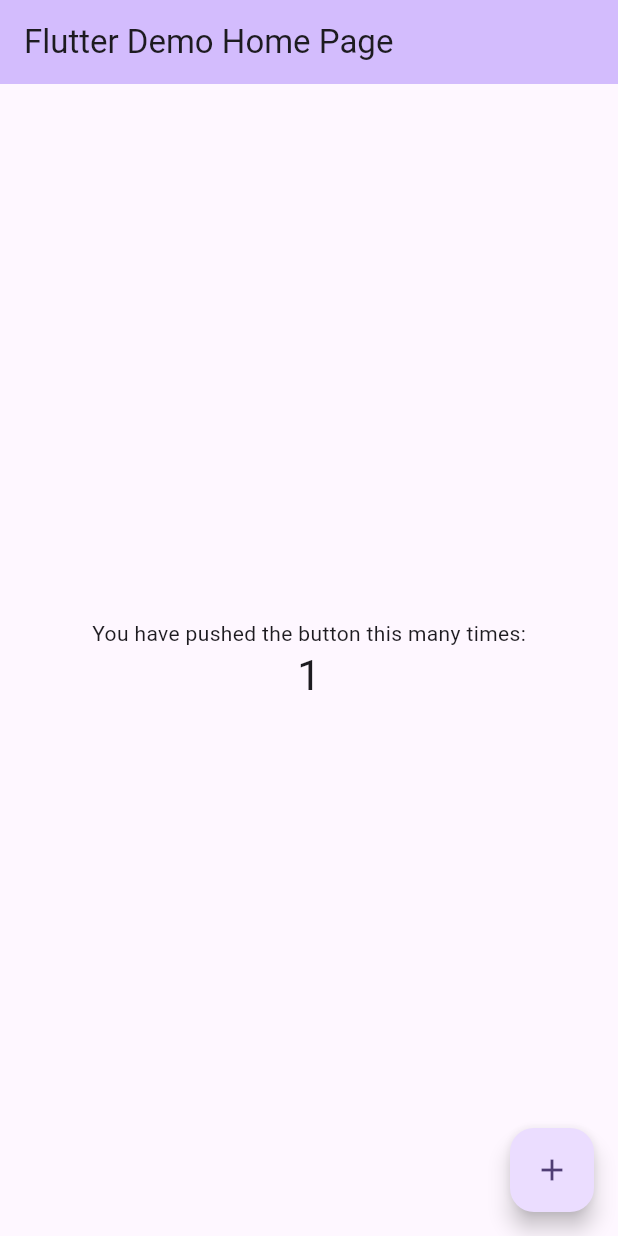
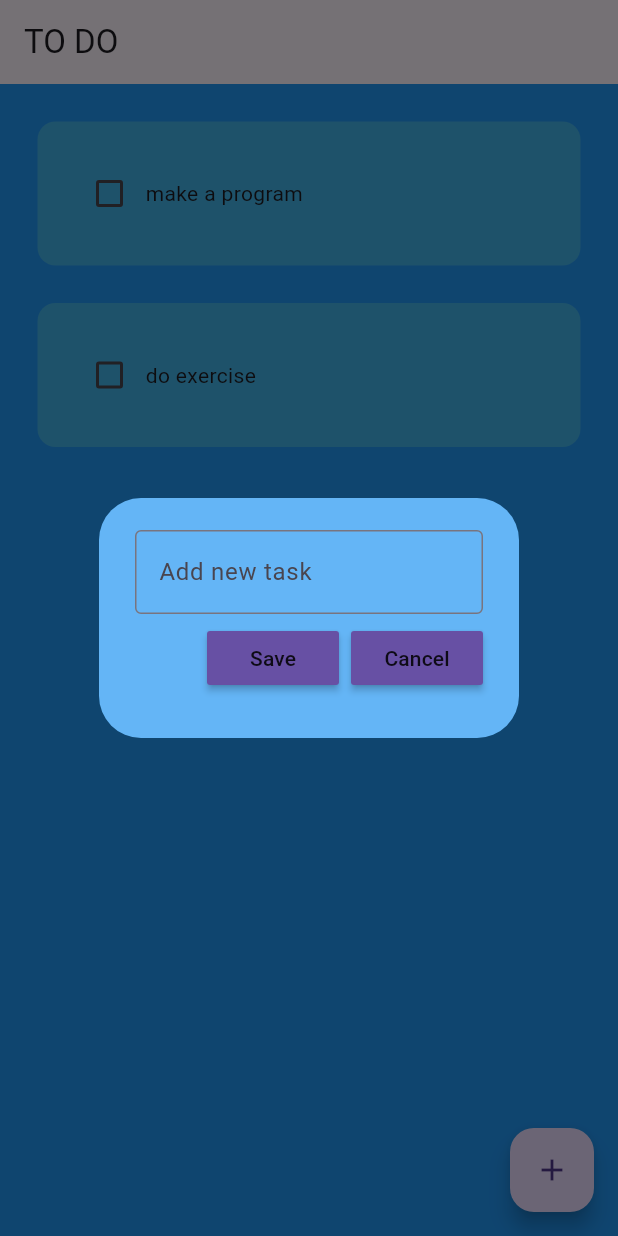
Before and after one commit to dev-prashant-kumar/to-do-list, a Flutter app: the screen it shows after launch, after a tap on the "add" icon, on a phone screen of 412 x 824 dp. Run offline on Flutter 3.47's test engine with Material 3 defaults, Android fonts, the phone set to English and light mode, and no system bars; drawn by our look-alikes of flutter_slidable.

Commit message:
added create & delete function & button

```diff
--- a/lib/main.dart
+++ b/lib/main.dart
@@ -1,4 +1,5 @@
 import 'package:flutter/material.dart';
+import 'package:to_do_app/pages/home_page.dart';
 
 void main() {
   runApp(const MyApp());
@@ -7,116 +8,12 @@ void main() {
 class MyApp extends StatelessWidget {
   const MyApp({super.key});
 
-  // This widget is the root of your application.
   @override
   Widget build(BuildContext context) {
     return MaterialApp(
-      title: 'Flutter Demo',
-      theme: ThemeData(
-        // This is the theme of your application.
-        //
-        // TRY THIS: Try running your application with "flutter run". You'll see
-        // the application has a purple toolbar. Then, without quitting the app,
-        // try changing the seedColor in the colorScheme below to Colors.green
-        // and then invoke "hot reload" (save your changes or press the "hot
-        // reload" button in a Flutter-supported IDE, or press "r" if you used
-        // the command line to start the app).
-        //
-        // Notice that the counter didn't reset back to zero; the application
-        // state is not lost during the reload. To reset the state, use hot
-        // restart instead.
-        //
-        // This works for code too, not just values: Most code changes can be
-        // tested with just a hot reload.
-        colorScheme: ColorScheme.fromSeed(seedColor: Colors.deepPurple),
-      ),
-      home: const MyHomePage(title: 'Flutter Demo Home Page'),
+      debugShowCheckedModeBanner: false,
+      theme: ThemeData(primarySwatch: Colors.blue),
+      home: const HomePage(),
     );
   }
 }
-
-class MyHomePage extends StatefulWidget {
-  const MyHomePage({super.key, required this.title});
-
-  // This widget is the home page of your application. It is stateful, meaning
-  // that it has a State object (defined below) that contains fields that affect
-  // how it looks.
-
-  // This class is the configuration for the state. It holds the values (in this
-  // case the title) provided by the parent (in this case the App widget) and
-  // used by the build method of the State. Fields in a Widget subclass are
-  // always marked "final".
-
-  final String title;
-
-  @override
-  State<MyHomePage> createState() => _MyHomePageState();
-}
-
-class _MyHomePageState extends State<MyHomePage> {
-  int _counter = 0;
-
-  void _incrementCounter() {
-    setState(() {
-      // This call to setState tells the Flutter framework that something has
-      // changed in this State, which causes it to rerun the build method below
-      // so that the display can reflect the updated values. If we changed
-      // _counter without calling setState(), then the build method would not be
-      // called again, and so nothing would appear to happen.
-      _counter++;
-    });
-  }
-
-  @override
-  Widget build(BuildContext context) {
-    // This method is rerun every time setState is called, for instance as done
-    // by the _incrementCounter method above.
-    //
-    // The Flutter framework has been optimized to make rerunning build methods
-    // fast, so that you can just rebuild anything that needs updating rather
-    // than having to individually change instances of widgets.
-    return Scaffold(
-      appBar: AppBar(
-        // TRY THIS: Try changing the color here to a specific color (to
-        // Colors.amber, perhaps?) and trigger a hot reload to see the AppBar
-        // change color while the other colors stay the same.
-        backgroundColor: Theme.of(context).colorScheme.inversePrimary,
-        // Here we take the value from the MyHomePage object that was created by
-        // the App.build method, and use it to set our appbar title.
-        title: Text(widget.title),
-      ),
-      body: Center(
-        // Center is a layout widget. It takes a single child and positions it
-        // in the middle of the parent.
-        child: Column(
-          // Column is also a layout widget. It takes a list of children and
-          // arranges them vertically. By default, it sizes itself to fit its
-          // children horizontally, and tries to be as tall as its parent.
-          //
-          // Column has various properties to control how it sizes itself and
-          // how it positions its children. Here we use mainAxisAlignment to
-          // center the children vertically; the main axis here is the vertical
-          // axis because Columns are vertical (the cross axis would be
-          // horizontal).
-          //
-          // TRY THIS: Invoke "debug painting" (choose the "Toggle Debug Paint"
-          // action in the IDE, or press "p" in the console), to see the
-          // wireframe for each widget.
-          mainAxisAlignment: MainAxisAlignment.center,
-          children: <Widget>[
-            const Text('You have pushed the button this many times:'),
-            Text(
-              '$_counter',
-              style: Theme.of(context).textTheme.headlineMedium,
-            ),
-          ],
-        ),
-      ),
-      floatingActionButton: FloatingActionButton(
-        onPressed: _incrementCounter,
-        tooltip: 'Increment',
-        child: const Icon(Icons.add),
-      ), // This trailing comma makes auto-formatting nicer for build methods.
-    );
-  }
-}
--- /dev/null
+++ b/lib/pages/home_page.dart
@@ -0,0 +1,84 @@
+import 'package:flutter/material.dart';
+import 'package:to_do_app/utill/dialog.dart';
+import '../utill/todo_tile.dart';
+
+
+class HomePage extends StatefulWidget {
+  const HomePage({super.key});
+
+  @override
+  State<HomePage> createState() => _HomePageState();
+
+}
+class _HomePageState extends State<HomePage>{
+
+  final _controller = TextEditingController();
+
+  List todoList=[
+    ["make a program",false],
+    ["do exercise",false],
+  ];
+
+  void checkBoxChanged(bool? value, int index){
+    setState(() {
+      todoList[index][1]= !todoList[index][1];
+    });
+  }
+
+  void saveNewTask(){
+    setState(() {
+      todoList.add([_controller.text, false]);
+      _controller.clear();
+    });
+    Navigator.of(context).pop();
+  }
+
+  //create new task
+  void createNewTask(){
+    showDialog(
+      context: context,
+      builder: (context){
+        return DialogBox(
+          controller: _controller,
+          onSave: saveNewTask,
+          onCancel: () => Navigator.of(context).pop(),
+
+        );
+        },
+    );
+  }
+
+  //delete task
+  void deleteTask(int index){
+   setState(() {
+     todoList.removeAt(index);
+   });
+  }
+
+
+  @override
+  Widget build(BuildContext context){
+    return Scaffold (
+      backgroundColor: Colors.blue,
+      appBar: AppBar(
+        title: Text("TO DO"),
+        elevation: 0,
+
+      ),
+      floatingActionButton: FloatingActionButton(onPressed: createNewTask,
+      child: Icon(Icons.add),
+      ),
+      body: ListView.builder(
+        itemCount: todoList.length,
+        itemBuilder: (context,index){
+          return TodoTile(
+            taskName: todoList[index][0],
+              taskCompleted: todoList[index][1],
+              onChanged: (value)=> checkBoxChanged(value, index),
+              deleteFunction : (context) => deleteTask,
+              );
+        }
+      ),
+    );
+  }
+}
--- /dev/null
+++ b/lib/utill/buttons.dart
@@ -0,0 +1,21 @@
+import 'package:flutter/material.dart';
+
+
+class Buttons extends StatelessWidget {
+  final String text;
+  VoidCallback onPressed;
+  Buttons ({
+    super.key,
+    required this.text,
+    required this.onPressed,
+    });
+
+  @override
+  Widget build(BuildContext context) {
+    return MaterialButton(
+      onPressed: onPressed,
+      color: Theme.of(context).primaryColor,
+      child: Text(text),
+    );
+  }
+}
--- /dev/null
+++ b/lib/utill/dialog.dart
@@ -0,0 +1,47 @@
+import 'package:flutter/material.dart';
+import 'package:to_do_app/utill/buttons.dart';
+
+class DialogBox extends StatelessWidget {
+  final controller;
+  VoidCallback onSave;
+  VoidCallback onCancel;
+
+   DialogBox({
+    super.key,
+    required this.controller,
+    required this.onSave,
+    required this.onCancel,
+    });
+
+  @override
+  Widget build(BuildContext context) {
+    return AlertDialog(
+      backgroundColor: Colors.blue[300],
+      content: Container(
+        height: 120,
+        child: Column(
+          mainAxisAlignment: MainAxisAlignment.spaceEvenly,
+          children: [
+            TextField(
+              controller: controller,
+              decoration: InputDecoration(
+                border: OutlineInputBorder(),
+                hintText: "Add new task",
+              ),
+            ),
+
+            Row(
+              mainAxisAlignment: MainAxisAlignment.end,
+              children: [
+                Buttons(text: "Save", onPressed: (){},),
+                const SizedBox(width: 8,),
+                Buttons(text: "Cancel", onPressed: (){},),
+              ],
+            ),
+
+          ],
+        ),
+      ),
+    );
+  }
+}
--- /dev/null
+++ b/lib/utill/todo_tile.dart
@@ -0,0 +1,62 @@
+//
+
+import 'package:flutter/material.dart';
+import 'package:flutter_slidable/flutter_slidable.dart';
+
+class TodoTile extends StatelessWidget {
+  final String taskName;
+  final bool taskCompleted;
+  Function(bool?)? onChanged;
+  Function(BuildContext)? deleteFunction;
+
+  TodoTile({
+    super.key,
+    required this.taskName,
+    required this.taskCompleted,
+    required this.onChanged, required void Function(int index) Function(dynamic context) deleteFunction,
+  });
+
+  @override
+  Widget build(BuildContext context) {
+    return Padding(
+      padding: const EdgeInsets.only(left: 25.0, right: 25, top: 25),
+      child: Slidable(
+        endActionPane: ActionPane(
+          motion: StretchMotion(),
+          children: [
+            SlidableAction(
+              onPressed: deleteFunction,
+              icon: Icons.delete,
+              backgroundColor: Colors.red.shade400,
+              borderRadius: BorderRadius.circular(12),
+            ),
+          ],
+        ),
+        child: Container(
+          padding: EdgeInsets.all(24),
+          decoration: BoxDecoration(
+            color: const Color.fromARGB(255, 66, 178, 231),
+            borderRadius: BorderRadius.circular(12),
+          ),
+          child: Row(
+            children: [
+              Checkbox(
+                value: taskCompleted,
+                onChanged: onChanged,
+                activeColor: Colors.black,
+              ),
+              Text(
+                taskName,
+                style: TextStyle(
+                  decoration: taskCompleted
+                      ? TextDecoration.lineThrough
+                      : TextDecoration.none,
+                ),
+              ),
+            ],
+          ),
+        ),
+      ),
+    );
+  }
+}
--- a/pubspec.yaml
+++ b/pubspec.yaml
@@ -34,6 +34,7 @@ dependencies:
   # The following adds the Cupertino Icons font to your application.
   # Use with the CupertinoIcons class for iOS style icons.
   cupertino_icons: ^1.0.8
+  flutter_slidable: ^4.0.3
 
 dev_dependencies:
   flutter_test:
```
Also changed, not shown: pubspec.lock.
